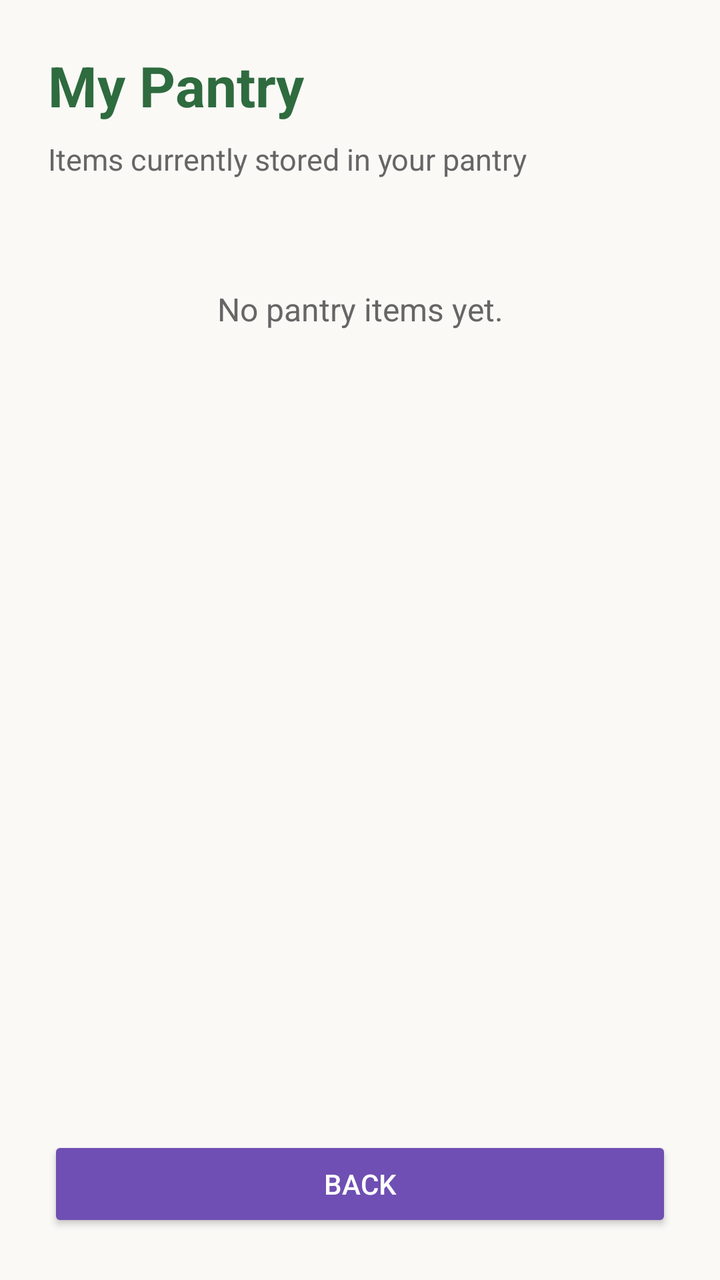
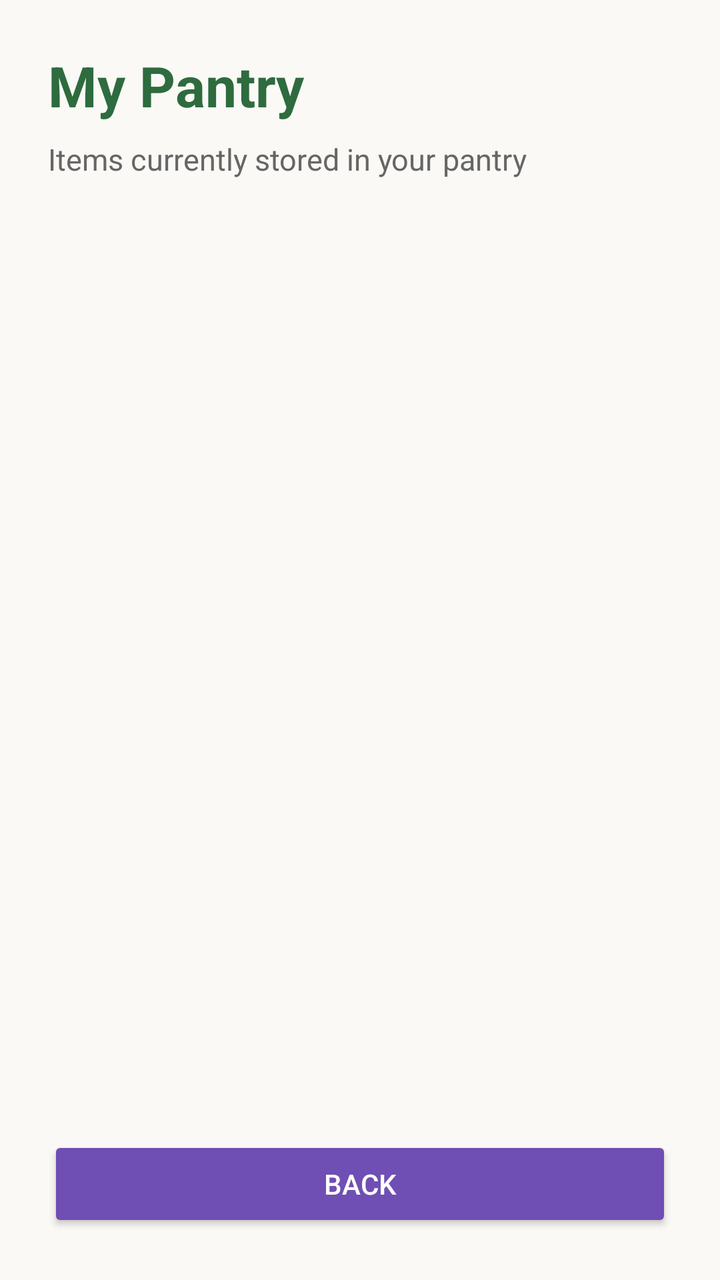

Two renders of the same Android screen: before a commit and after it. Below are the layout's source before the change and the commit's diff.
<!-- AndroidManifest.xml: application theme Theme.SmartPantryManager -->
<!-- res/layout/activity_view_pantry.xml -->
<?xml version="1.0" encoding="utf-8"?>
<LinearLayout xmlns:android="http://schemas.android.com/apk/res/android"
    android:id="@+id/main"
    android:layout_width="match_parent"
    android:layout_height="match_parent"
    android:orientation="vertical"
    android:padding="24dp"
    android:background="#FAF9F6">

    <TextView
        android:layout_width="wrap_content"
        android:layout_height="wrap_content"
        android:text="My Pantry"
        android:textSize="28sp"
        android:textStyle="bold"
        android:textColor="#2E6B3E"
        android:layout_marginBottom="8dp" />

    <TextView
        android:layout_width="wrap_content"
        android:layout_height="wrap_content"
        android:text="Items currently stored in your pantry"
        android:textSize="15sp"
        android:textColor="#666666"
        android:layout_marginBottom="24dp" />

    <ScrollView
        android:layout_width="match_parent"
        android:layout_height="0dp"
        android:layout_weight="1">

        <LinearLayout
            android:id="@+id/pantryItemsContainer"
            android:layout_width="match_parent"
            android:layout_height="wrap_content"
            android:orientation="vertical">

            <TextView
                android:id="@+id/textEmptyPantry"
                android:layout_width="match_parent"
                android:layout_height="wrap_content"
                android:text="No pantry items yet."
                android:textSize="16sp"
                android:textColor="#666666"
                android:gravity="center"
                android:padding="30dp" />

        </LinearLayout>

    </ScrollView>

    <Button
        android:id="@+id/btnBack"
        android:layout_width="match_parent"
        android:layout_height="wrap_content"
        android:text="Back"
        android:textColor="#FFFFFF"
        android:backgroundTint="#6F4FB3"
        android:layout_marginTop="16dp" />

</LinearLayout>
<!-- resources referenced by this layout -->
<resources>
  <style name="Theme.SmartPantryManager" parent="Base.Theme.SmartPantryManager" />
  <style name="Base.Theme.SmartPantryManager" parent="Theme.Material3.DayNight.NoActionBar">
          
          
      </style>
</resources>

<!-- the commit's change to res/layout/activity_view_pantry.xml (unified diff, before → after) -->
@@ -24,30 +24,11 @@
         android:textColor="#666666"
         android:layout_marginBottom="24dp" />
 
-    <ScrollView
+    <androidx.recyclerview.widget.RecyclerView
+        android:id="@+id/recyclerViewPantry"
         android:layout_width="match_parent"
         android:layout_height="0dp"
-        android:layout_weight="1">
-
-        <LinearLayout
-            android:id="@+id/pantryItemsContainer"
-            android:layout_width="match_parent"
-            android:layout_height="wrap_content"
-            android:orientation="vertical">
-
-            <TextView
-                android:id="@+id/textEmptyPantry"
-                android:layout_width="match_parent"
-                android:layout_height="wrap_content"
-                android:text="No pantry items yet."
-                android:textSize="16sp"
-                android:textColor="#666666"
-                android:gravity="center"
-                android:padding="30dp" />
-
-        </LinearLayout>
-
-    </ScrollView>
+        android:layout_weight="1" />
 
     <Button
         android:id="@+id/btnBack"
